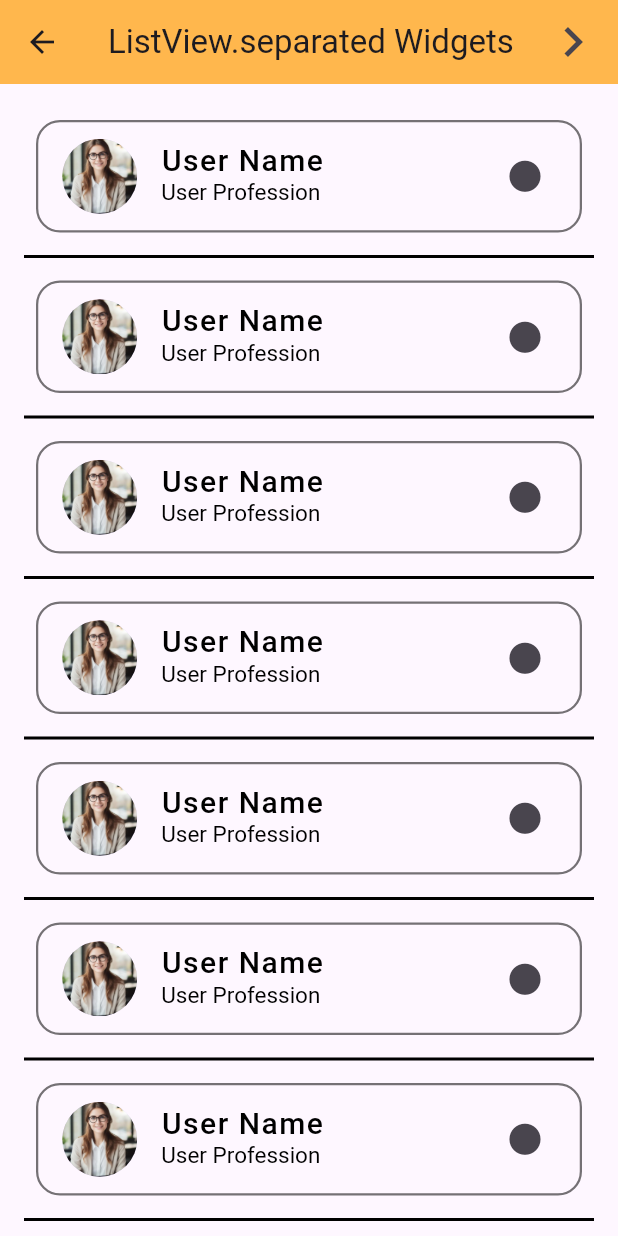
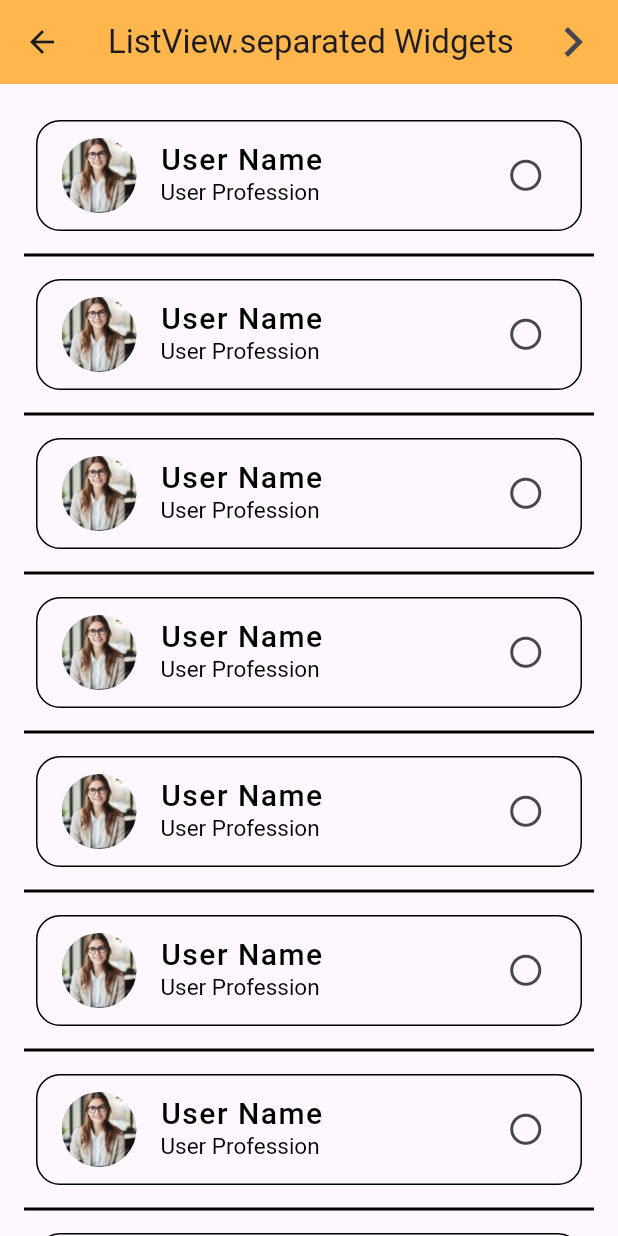
Before and after one commit to Ratndeep1999/scrollable_widgets, a Flutter app: the ListViewSeparatedAdsWidget screen opened directly, on a phone screen of 412 x 824 dp. Run offline on Flutter 3.47's test engine with Material 3 defaults, Android fonts, the phone set to English and light mode, and no system bars.

Commit message:
dynamic toggle selection add

```diff
--- a/lib/list_view_separated_ads_widget.dart
+++ b/lib/list_view_separated_ads_widget.dart
@@ -42,11 +42,11 @@
                 subtitle: Text('User Profession'),
                 trailing: _isTileSelected
                     ? Icon(Icons.check_circle, size: 25.0)
-                    : Icon(Icons.circle, size: 25.0),
+                    : Icon(Icons.circle_outlined, size: 25.0),
                 // Styling
                 shape: RoundedRectangleBorder(
                   borderRadius: BorderRadius.circular(16.0),
-                  side: BorderSide(color: Colors.black54, width: 1.5),
+                  side: BorderSide(color: Colors.black),
                 ),
                 titleAlignment: ListTileTitleAlignment.threeLine,
                 titleTextStyle: TextStyle(
@@ -70,7 +70,7 @@
                   });
                 },
                 selected: _isTileSelected,
-                selectedTileColor: Colors.black,
+                selectedTileColor: Colors.black87,
                 selectedColor: Colors.white,
               ),
             );
```
